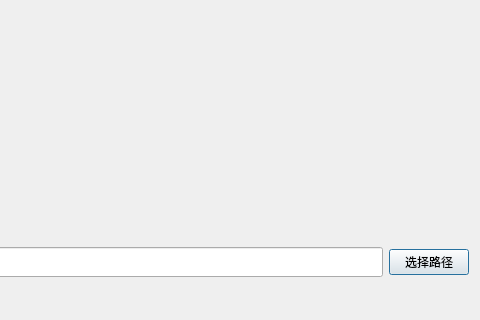
Before: the Qt Designer form ui/train.ui in pythondever/easy_trainer, drawn with Qt 5; both pictures show x 534 to 1014 and y 380 to 700 of the 1014 by 700 pixel window.
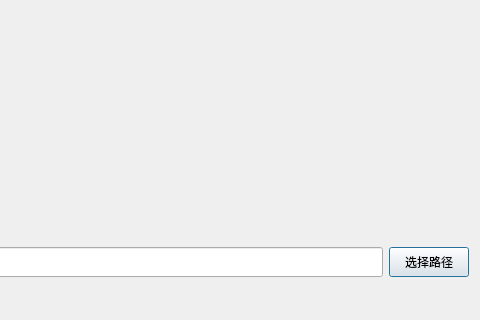
After: the same form once the commit is applied.

```diff
--- a/ui/train.ui
+++ b/ui/train.ui
@@ -482,6 +482,12 @@
                   </item>
                   <item>
                     <widget class="QPushButton" name="select_output_path_btn">
+                      <property name="minimumSize">
+                        <size>
+                          <width>60</width>
+                          <height>30</height>
+                        </size>
+                      </property>
                       <property name="text">
                         <string>选择路径</string>
                       </property>
```
